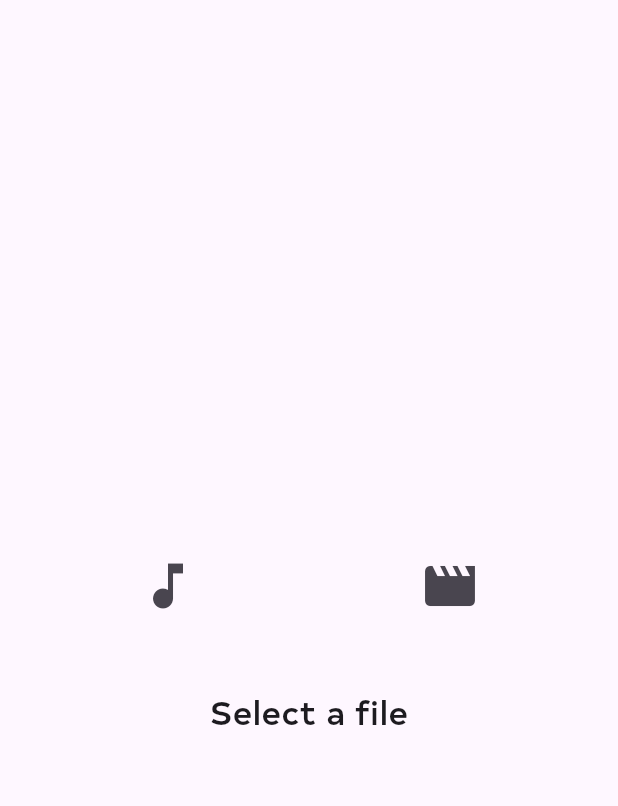
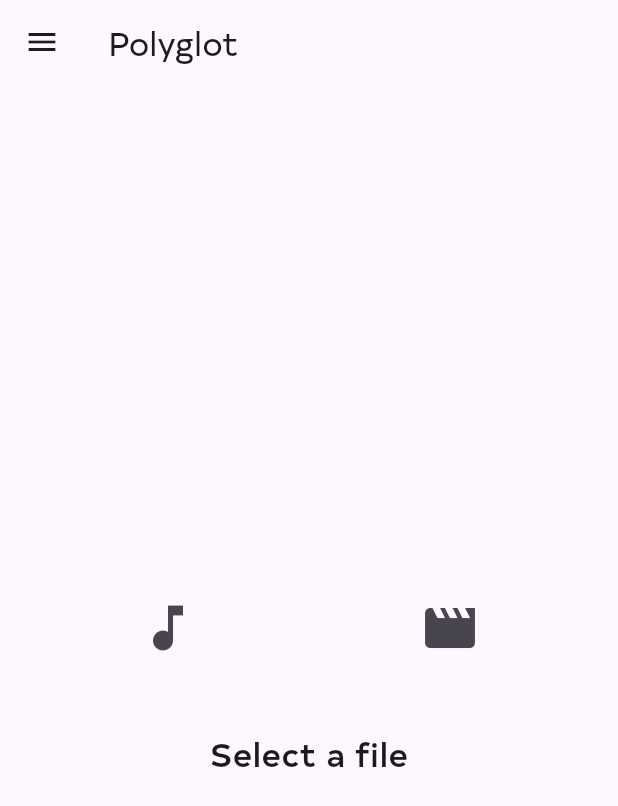
Before and after one commit to bhawesh2002/polyglot, a Flutter app: the screen it shows after launch, on a phone screen of 412 x 824 dp. Shown: the top 806 px of the screen. Run offline on Flutter 3.47's test engine with Material 3 defaults, Android fonts, the phone set to English and light mode, and no system bars; our stand-ins replace file_picker, flutter_riverpod, freezed_annotation, go_router, hive_ce, hive_ce_flutter and 1 more; missing offline and left inert: ffmpeg_kit_flutter_new; accounts and stored records are empty; generated files the repository leaves out were written again; statements that could not run were skipped.

```diff
--- a/lib/ui/home/views/home_view.dart
+++ b/lib/ui/home/views/home_view.dart
@@ -4,6 +4,7 @@ import 'package:flutter_riverpod/flutter_riverpod.dart';
 import 'package:polyglot/data/models/media_stream.dart';
 import 'package:polyglot/data/models/transcription_source.dart';
 import 'package:polyglot/ui/home/view_model/home_vm.dart';
+import 'package:polyglot/ui/sidebar/app_sidebar.dart';
 import 'package:polyglot/utils/constants.dart';
 import 'package:polyglot/utils/extension.dart';
 
@@ -15,6 +16,7 @@ class HomeView extends ConsumerStatefulWidget {
 }
 
 class _HomeViewState extends ConsumerState<HomeView> {
+  final GlobalKey<ScaffoldState> _scaffoldKey = GlobalKey();
   @override
   Widget build(BuildContext context) {
     final viewModel = ref.watch(homeVmProvider);
@@ -37,6 +39,20 @@ class _HomeViewState extends ConsumerState<HomeView> {
     });
 
     return Scaffold(
+      key: _scaffoldKey,
+      appBar: AppBar(
+        title: Text("Polyglot"),
+        backgroundColor: Colors.transparent,
+        leading: IconButton(
+          onPressed: () {
+            if (_scaffoldKey.currentState?.isDrawerOpen == false) {
+              _scaffoldKey.currentState?.openDrawer();
+            }
+          },
+          icon: Icon(Icons.menu),
+        ),
+      ),
+      drawer: AppSidebar(),
       body: Padding(
         padding:
             context.devicePadding +
```
